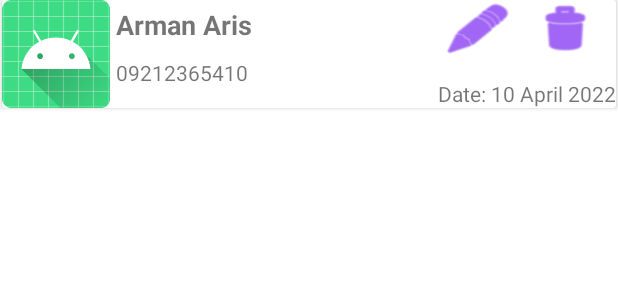
After one commit to ArmanAris/SQLite, an Android app: the layout profile_view.xml on its own in the app's theme, with its tools: preview values and no code run, on a phone screen of 412 x 824 dp. The commit adds this screen. Shown: the top 300 px of the screen. Run offline under Robolectric (Android 15) with nearby library versions, the phone set to English and light mode, and no system bars.

Commit message:
layout view database insert

```diff
--- a/app/src/main/res/layout/activity_page2.xml
+++ b/app/src/main/res/layout/activity_page2.xml
@@ -6,4 +6,15 @@
     android:layout_height="match_parent"
     tools:context=".page2">
 
+    <androidx.recyclerview.widget.RecyclerView
+        android:layout_width="409dp"
+        android:layout_height="729dp"
+        android:layout_marginStart="1dp"
+        android:layout_marginTop="1dp"
+        android:layout_marginEnd="1dp"
+        android:layout_marginBottom="1dp"
+        app:layout_constraintBottom_toBottomOf="parent"
+        app:layout_constraintEnd_toEndOf="parent"
+        app:layout_constraintStart_toStartOf="parent"
+        app:layout_constraintTop_toTopOf="parent" />
 </androidx.constraintlayout.widget.ConstraintLayout>
--- /dev/null
+++ b/app/src/main/res/layout/profile_view.xml
@@ -0,0 +1,77 @@
+<?xml version="1.0" encoding="utf-8"?>
+<androidx.constraintlayout.widget.ConstraintLayout xmlns:android="http://schemas.android.com/apk/res/android"
+    xmlns:app="http://schemas.android.com/apk/res-auto"
+    xmlns:tools="http://schemas.android.com/tools"
+    android:layout_width="match_parent"
+    android:layout_height="match_parent">
+
+    <androidx.cardview.widget.CardView
+        android:layout_width="409dp"
+        android:layout_height="wrap_content"
+        app:layout_constraintEnd_toEndOf="parent"
+        app:layout_constraintStart_toStartOf="parent"
+        app:layout_constraintTop_toTopOf="parent">
+
+        <RelativeLayout
+            android:layout_width="match_parent"
+            android:layout_height="match_parent">
+
+            <Button
+                android:id="@+id/button"
+                android:layout_width="48dp"
+                android:layout_height="48dp"
+                android:layout_alignBottom="@id/textView"
+                android:layout_alignParentRight="true"
+                android:layout_marginLeft="10dp"
+                android:layout_marginEnd="10dp"
+                android:background="@android:drawable/ic_menu_delete"
+                tools:ignore="SpeakableTextPresentCheck,SpeakableTextPresentCheck" />
+
+            <Button
+                android:id="@+id/button2"
+                android:layout_width="48dp"
+                android:layout_height="48dp"
+                android:layout_alignBottom="@id/textView"
+                android:layout_marginEnd="10dp"
+                android:layout_toLeftOf="@id/button"
+                android:background="@android:drawable/ic_menu_edit"
+                tools:ignore="SpeakableTextPresentCheck" />
+
+            <TextView
+                android:id="@+id/textView3"
+                android:layout_width="wrap_content"
+                android:layout_height="wrap_content"
+                android:layout_alignBottom="@id/imageView"
+                android:layout_alignParentRight="true"
+                android:text="Date: 10 April 2022" />
+
+            <TextView
+                android:id="@+id/textView2"
+                android:layout_width="wrap_content"
+                android:layout_height="wrap_content"
+                android:layout_below="@id/textView"
+                android:layout_marginLeft="4dp"
+                android:layout_toRightOf="@id/imageView"
+                android:text="09212365410" />
+
+            <TextView
+                android:id="@+id/textView"
+                android:layout_width="wrap_content"
+                android:layout_height="wrap_content"
+                android:layout_marginLeft="4dp"
+                android:layout_marginTop="4dp"
+                android:layout_toRightOf="@id/imageView"
+                android:paddingBottom="10dp"
+                android:text="Arman Aris"
+                android:textSize="18sp"
+                android:textStyle="bold" />
+
+            <ImageView
+                android:id="@+id/imageView"
+                android:layout_width="wrap_content"
+                android:layout_height="wrap_content"
+                android:contentDescription="@string/image"
+                app:srcCompat="@mipmap/ic_launcher" />
+        </RelativeLayout>
+    </androidx.cardview.widget.CardView>
+</androidx.constraintlayout.widget.ConstraintLayout>
--- a/app/src/main/res/values/strings.xml
+++ b/app/src/main/res/values/strings.xml
@@ -1,3 +1,4 @@
 <resources>
     <string name="app_name">DataBase</string>
+    <string name="image">image</string>
 </resources>
```
